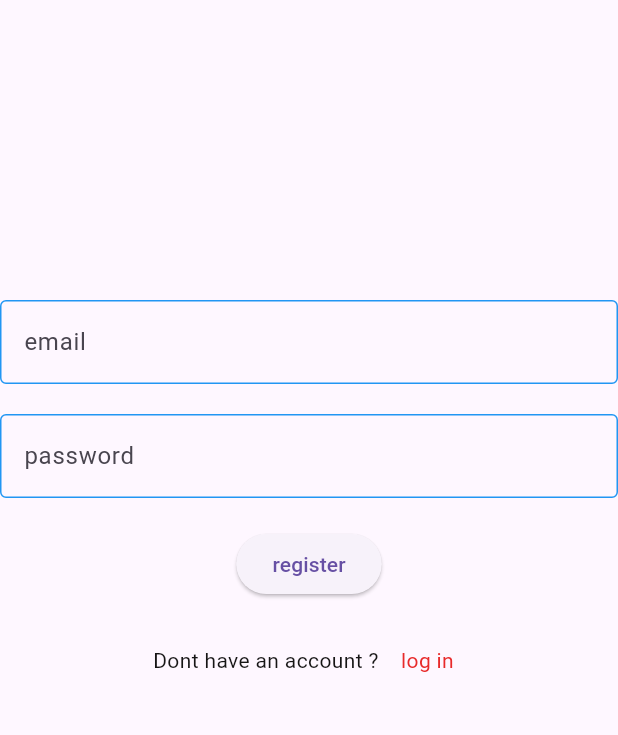
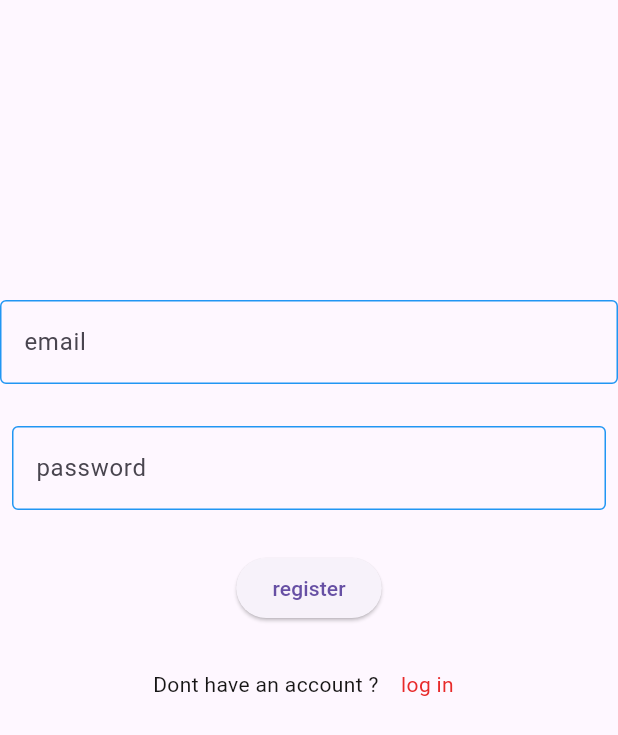
Before and after one commit to Ayama11/chat-app, a Flutter app: the RegisterView screen opened directly, on a phone screen of 412 x 824 dp. Shown: the top 735 px of the screen. Run offline on Flutter 3.47's test engine with Material 3 defaults, Android fonts, the phone set to English and light mode, and no system bars; drawn by our look-alikes of modal_progress_hud_nsn; our stand-ins replace bloc, cloud_firestore, firebase_auth, firebase_core, flutter_bloc, get; accounts and stored records are empty; statements that could not run were skipped.

```diff
--- a/lib/login_view.dart
+++ b/lib/views/login_view.dart
@@ -5,10 +5,10 @@ import 'package:get/get.dart';
 import 'package:modal_progress_hud_nsn/modal_progress_hud_nsn.dart';
 import 'package:teste/auth_cubit/auth_cubit.dart';
 
-import 'package:teste/chat_view.dart';
+import 'package:teste/views/chat_view.dart';
 import 'package:teste/cubits/login_cubit/chat/chat_cubit.dart';
 
-import 'helper/snakbar.dart';
+import '../helper/snakbar.dart';
 import 'package:flutter_bloc/flutter_bloc.dart';
 
 class LoginView extends StatefulWidget {
@@ -95,7 +95,7 @@ class _LoginViewState extends State<LoginView> {
                           .login(email: email!, password: password!);
                     }
                   },
-                  child: const Text('register'),
+                  child: const Text('Log in'),
                 ),
               ],
             ),
--- a/lib/regester_view.dart
+++ b/lib/views/regester_view.dart
@@ -8,7 +8,7 @@ import 'package:modal_progress_hud_nsn/modal_progress_hud_nsn.dart';
 import 'package:teste/bloc/auth_bloc.dart';
 
 import 'package:teste/helper/snakbar.dart';
-import 'package:teste/login_view.dart';
+import 'package:teste/views/login_view.dart';
 import 'package:flutter_bloc/flutter_bloc.dart';
 
 class RegisterView extends StatefulWidget {
@@ -68,7 +68,9 @@ class _RegisterViewState extends State<RegisterView> {
                       const SizedBox(
                         height: 20,
                       ),
-                      TextFormField(
+                      Padding(
+                        padding: const EdgeInsets.all(8.0),
+                        child: TextFormField(
                           validator: (value) {
                             if (value!.isEmpty) {
                               return 'Field is required';
@@ -82,6 +84,7 @@ class _RegisterViewState extends State<RegisterView> {
                               hintText: 'password',
                               enabledBorder: OutlineInputBorder(
                                   borderSide: BorderSide(color: Colors.blue))),
+                        ),
                       ),
                       const SizedBox(
                         height: 20,
```
Also changed, not shown: lib/views/chat_view.dart (renamed from lib/chat_view.dart), lib/views/chatbuble.dart (renamed from lib/chatbuble.dart). Lines whose indentation alone changed are shown as unchanged.
